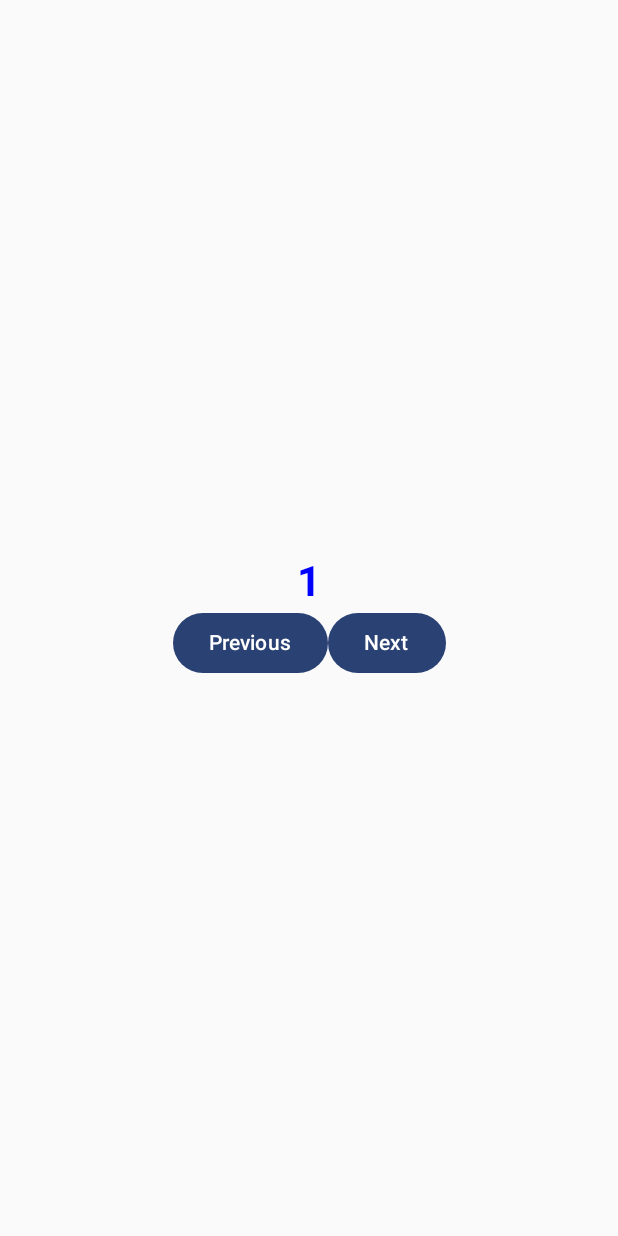
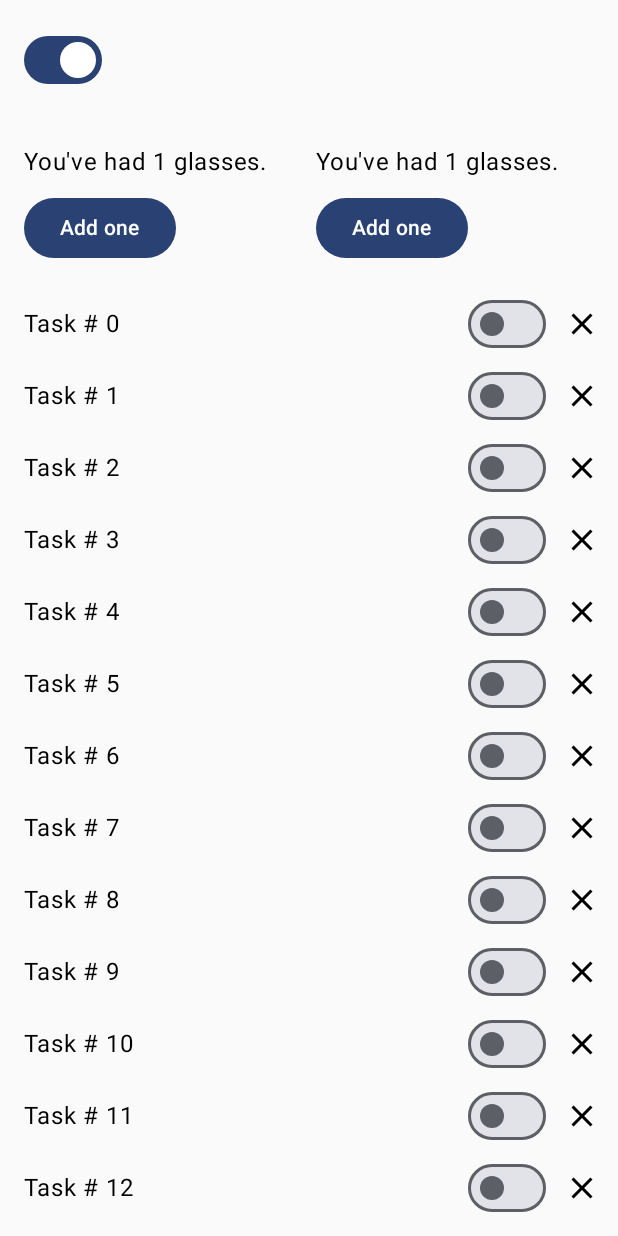
Before and after one commit to doguskysilva/learning-compose, an Android app built with Jetpack Compose: the screen it shows after launch (MainActivity), on a phone screen of 412 x 824 dp. Run offline under Robolectric (Android 15) with nearby library versions, the phone set to English and light mode, and no system bars.

Commit message:
add State and ViewModel to a screen

```diff
--- /dev/null
+++ b/app/src/main/java/com/example/learningcompose/data/WellnessViewModel.kt
@@ -0,0 +1,34 @@
+package com.example.learningcompose.data
+
+import androidx.compose.runtime.getValue
+import androidx.compose.runtime.mutableStateOf
+import androidx.compose.runtime.setValue
+import androidx.compose.runtime.toMutableStateList
+import androidx.lifecycle.ViewModel
+
+class WellnessViewModel : ViewModel() {
+
+    private val _tasks = getWellnessTasks().toMutableStateList()
+
+    val tasks: List<WellnessTask> get() = _tasks
+
+    fun removeTask(task: WellnessTask) {
+        _tasks.remove(task)
+    }
+
+    fun changedTaskChecked(task: WellnessTask, checked: Boolean) {
+        tasks.find { it.id == task.id }?.let { it ->
+            it.checked = checked
+        }
+    }
+}
+
+class WellnessTask(
+    val id: Int,
+    val label: String,
+    initialChecked: Boolean = false,
+) {
+    var checked by mutableStateOf(initialChecked)
+}
+
+fun getWellnessTasks() = List(30) { i -> WellnessTask(i, "Task # $i") }
--- a/app/src/main/java/com/example/learningcompose/ui/screens/MainScreen.kt
+++ b/app/src/main/java/com/example/learningcompose/ui/screens/MainScreen.kt
@@ -3,5 +3,6 @@ package com.example.learningcompose.ui.screens
 import androidx.compose.runtime.Composable
 @Composable
 fun MainScreen() {
-    HomeScreen()
+    //HomeScreen()
+    WellnessScreen()
 }
--- /dev/null
+++ b/app/src/main/java/com/example/learningcompose/ui/screens/WellnessScreen.kt
@@ -0,0 +1,156 @@
+package com.example.learningcompose.ui.screens
+
+import androidx.compose.foundation.layout.*
+import androidx.compose.foundation.lazy.LazyColumn
+import androidx.compose.foundation.lazy.items
+import androidx.compose.foundation.lazy.rememberLazyListState
+import androidx.compose.material.icons.Icons
+import androidx.compose.material.icons.filled.Close
+import androidx.compose.material3.*
+import androidx.compose.runtime.*
+import androidx.compose.runtime.saveable.rememberSaveable
+import androidx.compose.ui.Alignment
+import androidx.compose.ui.Modifier
+import androidx.compose.ui.unit.dp
+import androidx.lifecycle.viewmodel.compose.viewModel
+import com.example.learningcompose.data.WellnessTask
+import com.example.learningcompose.data.WellnessViewModel
+
+@Composable
+fun WellnessScreen(
+    modifier: Modifier = Modifier,
+    wellnessViewModel: WellnessViewModel = viewModel()
+) {
+    var showScreenWithList by rememberSaveable { mutableStateOf(true) }
+
+    Column() {
+        Switch(
+            checked = showScreenWithList,
+            modifier = Modifier.padding(16.dp),
+            onCheckedChange = { newValue -> showScreenWithList = newValue }
+        )
+        if (showScreenWithList) {
+            WaterCounterWithList(modifier, wellnessViewModel)
+        } else {
+            WaterCounterWithStates(modifier, wellnessViewModel)
+        }
+    }
+}
+
+@Composable
+fun WaterCounterWithStates(modifier: Modifier = Modifier, wellnessViewModel: WellnessViewModel) {
+    val count: MutableState<Int> = rememberSaveable { mutableStateOf(0) }
+    var count2 by rememberSaveable { mutableStateOf(0) }
+
+    Box(
+        modifier = Modifier
+            .fillMaxSize(),
+        contentAlignment = Alignment.Center
+    ) {
+        Column {
+            Text(
+                text = "You've had ${count.value} glasses (val).",
+                modifier = modifier.padding(16.dp)
+            )
+            Text(
+                text = "You've had $count2 glasses (var).",
+                modifier = modifier.padding(16.dp)
+            )
+
+            Button(
+                onClick = { count.value++ },
+                Modifier.padding(16.dp),
+                enabled = count.value < 5
+            ) {
+                Text("Increment by value")
+            }
+
+            Button(onClick = { count2++ }, Modifier.padding(16.dp)) {
+                Text("Increment directly")
+            }
+        }
+    }
+}
+
+@Composable
+fun WaterCounterWithList(modifier: Modifier = Modifier, wellnessViewModel: WellnessViewModel) {
+    Column() {
+        StatefulCounter(modifier = modifier)
+        WellnessTaskList(
+            tasks = wellnessViewModel.tasks,
+            onClosedTask = { task -> wellnessViewModel.removeTask(task) },
+            onCheckedTask = { task, checked -> wellnessViewModel.changedTaskChecked(task, checked) }
+        )
+    }
+}
+
+@Composable
+fun StatelessCounter(count: Int, onIncrement: () -> Unit, modifier: Modifier = Modifier) {
+    Column(modifier = modifier.padding(16.dp)) {
+        if (count > 0) {
+            Text("You've had $count glasses.")
+        }
+        Button(onClick = onIncrement, Modifier.padding(top = 8.dp), enabled = count < 10) {
+            Text("Add one")
+        }
+    }
+}
+
+@Composable
+fun StatefulCounter(modifier: Modifier = Modifier) {
+    var waterCount by rememberSaveable { mutableStateOf(1) }
+    var juiceCount by rememberSaveable { mutableStateOf(1) }
+
+    Row {
+        StatelessCounter(waterCount, { waterCount++ })
+        StatelessCounter(juiceCount, { juiceCount++ })
+    }
+}
+
+@Composable
+fun WellnessTaskList(
+    tasks: List<WellnessTask>,
+    onClosedTask: (WellnessTask) -> Unit,
+    modifier: Modifier = Modifier,
+    onCheckedTask: (WellnessTask, Boolean) -> Unit,
+) {
+    LazyColumn(modifier = modifier, state = rememberLazyListState()) {
+        items(
+            items = tasks,
+            key = { task -> task.id }
+        ) { task ->
+            WellnessTaskItem(
+                taskName = task.label,
+                checked = task.checked,
+                onCheckedChange = { checked -> onCheckedTask(task, checked) },
+                onClose = { onClosedTask(task) },
+                modifier = modifier,
+            )
+        }
+    }
+}
+
+@Composable
+fun WellnessTaskItem(
+    taskName: String,
+    checked: Boolean,
+    onCheckedChange: (Boolean) -> Unit,
+    onClose: () -> Unit,
+    modifier: Modifier = Modifier
+) {
+    Row(modifier = modifier, verticalAlignment = Alignment.CenterVertically) {
+        Text(
+            modifier = Modifier
+                .weight(1f)
+                .padding(start = 16.dp),
+            text = taskName
+        )
+        Switch(
+            checked = checked,
+            onCheckedChange = onCheckedChange
+        )
+        IconButton(onClick = onClose) {
+            Icon(Icons.Filled.Close, contentDescription = "Close")
+        }
+    }
+}
--- a/build.gradle
+++ b/build.gradle
@@ -1,12 +1,12 @@
 buildscript {
     ext {
-        compose_version = '1.1.0-beta01'
+        compose_version = '1.1.1'
     }
 }// Top-level build file where you can add configuration options common to all sub-projects/modules.
 plugins {
     id 'com.android.application' version '7.2.1' apply false
     id 'com.android.library' version '7.2.1' apply false
-    id 'org.jetbrains.kotlin.android' version '1.5.31' apply false
+    id 'org.jetbrains.kotlin.android' version '1.6.10' apply false
 }
 
 task clean(type: Delete) {
```
Also changed, not shown: app/build.gradle (+6 -5 lines).
